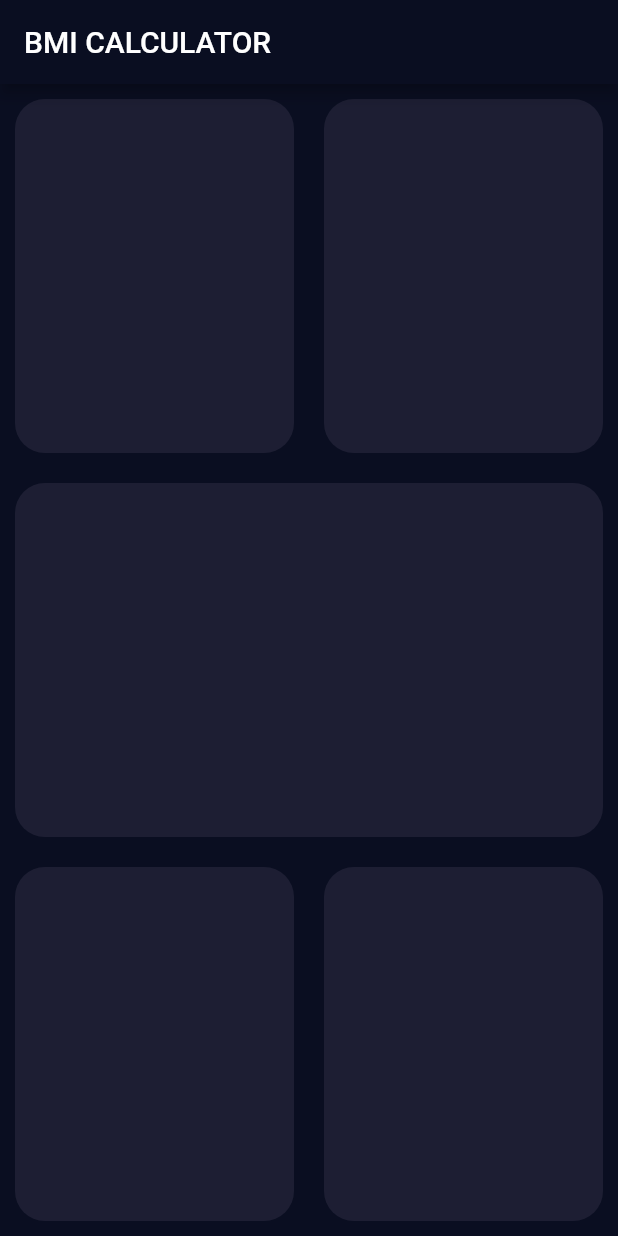
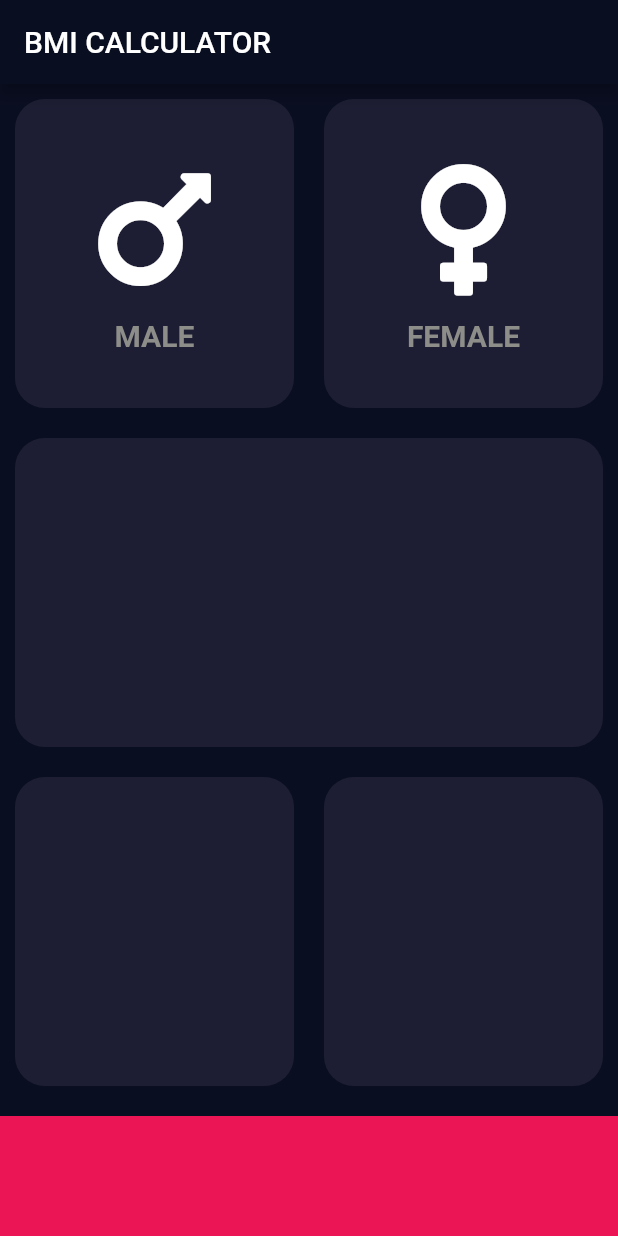
Before and after one commit to jijuthomas98/bmi_calculator, a Flutter app: the screen it shows after launch, on a phone screen of 412 x 824 dp. Run offline on Flutter 3.47's test engine with Material 2 defaults, Android fonts, the phone set to English and light mode, and no system bars; our stand-ins replace font_awesome_flutter.

Commit message:
Icon widget created

```diff
--- /dev/null
+++ b/lib/components/icon_content.dart
@@ -0,0 +1,30 @@
+import 'package:flutter/material.dart';
+
+class IconContent extends StatelessWidget {
+  IconContent({this.genderIcon, this.genderText});
+  final IconData genderIcon;
+  final String genderText;
+  @override
+  Widget build(BuildContext context) {
+    return Column(
+      mainAxisAlignment: MainAxisAlignment.center,
+      children: <Widget>[
+        Icon(
+          genderIcon,
+          size: 100.0,
+        ),
+        SizedBox(
+          height: 10.0,
+        ),
+        Text(
+          genderText,
+          style: TextStyle(
+            fontWeight: FontWeight.bold,
+            fontSize: 20.0,
+            color: Color(0xFF8D8E89),
+          ),
+        ),
+      ],
+    );
+  }
+}
--- /dev/null
+++ b/lib/components/resuableCard.dart
@@ -0,0 +1,18 @@
+import 'package:flutter/material.dart';
+
+class ReusableCard extends StatelessWidget {
+  ReusableCard({this.colour, this.childCard});
+  final Color colour;
+  final Widget childCard;
+  @override
+  Widget build(BuildContext context) {
+    return Container(
+      child: childCard,
+      margin: EdgeInsets.all(10.0),
+      decoration: BoxDecoration(
+        color: colour,
+        borderRadius: BorderRadius.circular(20.0),
+      ),
+    );
+  }
+}
--- /dev/null
+++ b/lib/constants.dart
@@ -0,0 +1,4 @@
+import 'package:flutter/cupertino.dart';
+
+const kHeightOfBottomBar = 80.0;
+const kColorOfCard = Color(0xFF1D1E33);
--- a/lib/screens/inputPage.dart
+++ b/lib/screens/inputPage.dart
@@ -1,4 +1,8 @@
 import 'package:flutter/material.dart';
+import 'package:bmicalculator/constants.dart';
+import 'package:bmicalculator/components/resuableCard.dart';
+import 'package:font_awesome_flutter/font_awesome_flutter.dart';
+import 'package:bmicalculator/components/icon_content.dart';
 
 class InputPage extends StatefulWidget {
   @override
@@ -19,47 +23,54 @@ class _InputPageState extends State<InputPage> {
               children: <Widget>[
                 Expanded(
                   child: ReusableCard(
-                    colour: Color(0xFF1D1E33),
+                    colour: kColorOfCard,
+                    childCard: IconContent(
+                      genderIcon: FontAwesomeIcons.mars,
+                      genderText: 'MALE',
+                    ),
                   ),
                 ),
                 Expanded(
-                  child: ReusableCard(colour: Color(0xFF1D1E33)),
+                  child: ReusableCard(
+                    colour: kColorOfCard,
+                    childCard: IconContent(
+                      genderIcon: FontAwesomeIcons.venus,
+                      genderText: 'FEMALE',
+                    ),
+                  ),
                 ),
               ],
             ),
           ),
           Expanded(
-            child: ReusableCard(colour: Color(0xFF1D1E33)),
+            child: ReusableCard(
+              colour: kColorOfCard,
+            ),
           ),
           Expanded(
             child: Row(
               children: <Widget>[
                 Expanded(
-                  child: ReusableCard(colour: Color(0xFF1D1E33)),
+                  child: ReusableCard(
+                    colour: kColorOfCard,
+                  ),
                 ),
                 Expanded(
-                  child: ReusableCard(colour: Color(0xFF1D1E33)),
+                  child: ReusableCard(
+                    colour: kColorOfCard,
+                  ),
                 ),
               ],
             ),
+          ),
+          Container(
+            color: Color(0xFFEB1555),
+            margin: EdgeInsets.only(top: 10.0),
+            width: double.infinity,
+            height: kHeightOfBottomBar,
           ),
         ],
       ),
     );
   }
 }
-
-class ReusableCard extends StatelessWidget {
-  ReusableCard({this.colour});
-  final Color colour;
-  @override
-  Widget build(BuildContext context) {
-    return Container(
-      margin: EdgeInsets.all(10.0),
-      decoration: BoxDecoration(
-        color: colour,
-        borderRadius: BorderRadius.circular(20.0),
-      ),
-    );
-  }
-}
--- a/pubspec.yaml
+++ b/pubspec.yaml
@@ -28,6 +28,8 @@ dependencies:
   # The following adds the Cupertino Icons font to your application.
   # Use with the CupertinoIcons class for iOS style icons.
   cupertino_icons: ^0.1.3
+  font_awesome_flutter: ^8.8.1
+
 
 dev_dependencies:
   flutter_test:
```
Also changed, not shown: pubspec.lock.
